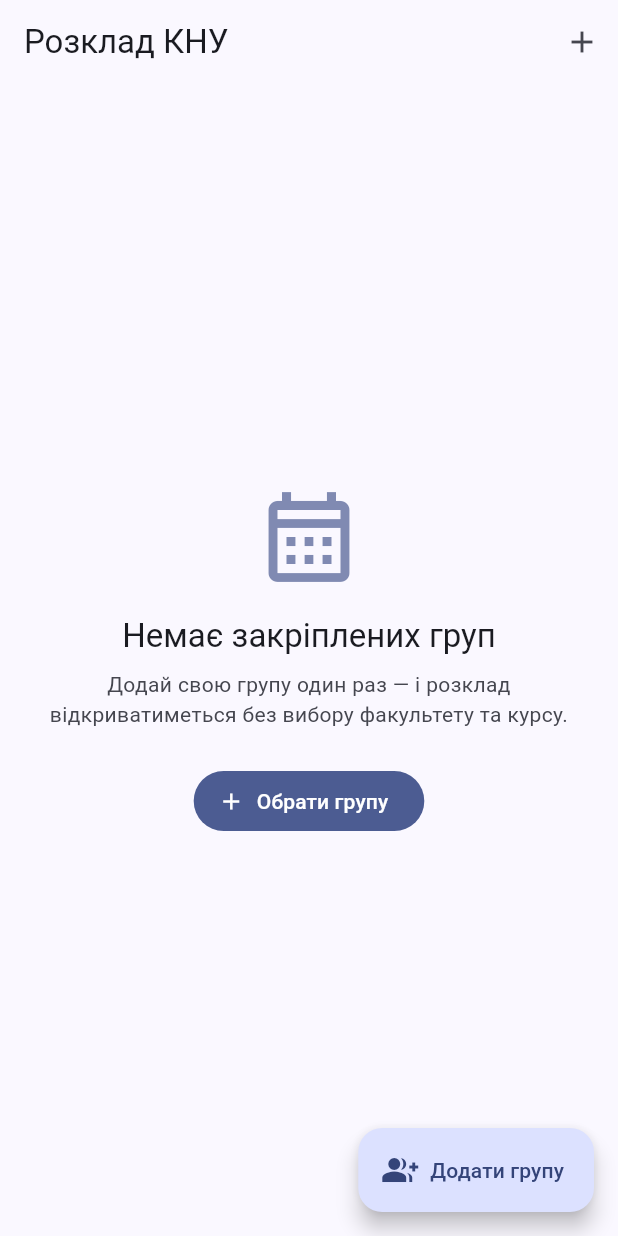
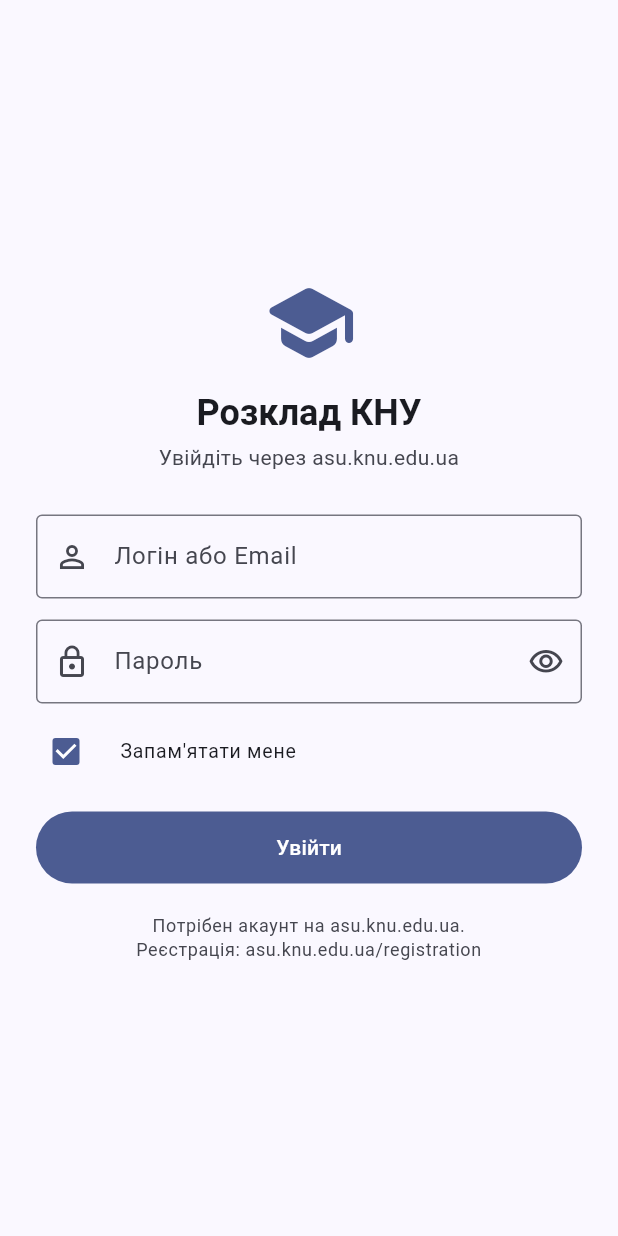
Before and after one commit to sasungeee/knu_schedule, a Flutter app: the screen it shows after launch, on a phone screen of 412 x 824 dp. Run offline on Flutter 3.47's test engine with Material 3 defaults, Android fonts, the phone set to English and light mode, and no system bars; our stand-ins replace shared_preferences.

Commit message:
Add files via upload

```diff
--- /dev/null
+++ b/lib/screens/login_screen.dart
@@ -0,0 +1,239 @@
+import 'package:flutter/material.dart';
+
+import '../services/knu_api.dart';
+import '../services/storage.dart';
+
+class LoginScreen extends StatefulWidget {
+  final KnuApi api;
+  final AppStorage storage;
+  final VoidCallback onSuccess;
+
+  const LoginScreen({
+    super.key,
+    required this.api,
+    required this.storage,
+    required this.onSuccess,
+  });
+
+  @override
+  State<LoginScreen> createState() => _LoginScreenState();
+}
+
+class _LoginScreenState extends State<LoginScreen> {
+  final _userCtrl = TextEditingController();
+  final _passCtrl = TextEditingController();
+  final _formKey = GlobalKey<FormState>();
+
+  bool _obscure = true;
+  bool _remember = true;
+  bool _loading = false;
+  String? _error;
+
+  @override
+  void initState() {
+    super.initState();
+    _prefill();
+  }
+
+  Future<void> _prefill() async {
+    final creds = await widget.storage.loadCredentials();
+    if (creds != null && mounted) {
+      setState(() {
+        _userCtrl.text = creds.username;
+        _passCtrl.text = creds.password;
+        _remember = true;
+      });
+    }
+  }
+
+  @override
+  void dispose() {
+    _userCtrl.dispose();
+    _passCtrl.dispose();
+    super.dispose();
+  }
+
+  Future<void> _submit() async {
+    if (!_formKey.currentState!.validate()) return;
+    setState(() {
+      _loading = true;
+      _error = null;
+    });
+    try {
+      await widget.api.login(_userCtrl.text, _passCtrl.text);
+      await widget.storage.saveCredentials(
+        username: _userCtrl.text,
+        password: _passCtrl.text,
+        remember: _remember,
+      );
+      if (!mounted) return;
+      widget.onSuccess();
+    } on KnuApiException catch (e) {
+      if (!mounted) return;
+      setState(() {
+        _error = e.message;
+        _loading = false;
+      });
+    } catch (e) {
+      if (!mounted) return;
+      setState(() {
+        _error = 'Помилка мережі: $e';
+        _loading = false;
+      });
+    }
+  }
+
+  @override
+  Widget build(BuildContext context) {
+    final theme = Theme.of(context);
+    return Scaffold(
+      body: SafeArea(
+        child: Center(
+          child: SingleChildScrollView(
+            padding: const EdgeInsets.symmetric(horizontal: 24, vertical: 16),
+            child: ConstrainedBox(
+              constraints: const BoxConstraints(maxWidth: 400),
+              child: Form(
+                key: _formKey,
+                child: Column(
+                  mainAxisSize: MainAxisSize.min,
+                  crossAxisAlignment: CrossAxisAlignment.stretch,
+                  children: [
+                    Icon(
+                      Icons.school_rounded,
+                      size: 64,
+                      color: theme.colorScheme.primary,
+                    ),
+                    const SizedBox(height: 12),
+                    Text(
+                      'Розклад КНУ',
+                      textAlign: TextAlign.center,
+                      style: theme.textTheme.headlineSmall?.copyWith(
+                        fontWeight: FontWeight.w700,
+                      ),
+                    ),
+                    const SizedBox(height: 4),
+                    Text(
+                      'Увійдіть через asu.knu.edu.ua',
+                      textAlign: TextAlign.center,
+                      style: theme.textTheme.bodyMedium?.copyWith(
+                        color: theme.colorScheme.onSurfaceVariant,
+                      ),
+                    ),
+                    const SizedBox(height: 28),
+                    if (_error != null) ...[
+                      Card(
+                        color: theme.colorScheme.errorContainer,
+                        child: Padding(
+                          padding: const EdgeInsets.all(12),
+                          child: Row(
+                            children: [
+                              Icon(
+                                Icons.error_outline,
+                                color: theme.colorScheme.onErrorContainer,
+                              ),
+                              const SizedBox(width: 10),
+                              Expanded(
+                                child: Text(
+                                  _error!,
+                                  style: TextStyle(
+                                    color: theme.colorScheme.onErrorContainer,
+                                  ),
+                                ),
+                              ),
+                            ],
+                          ),
+                        ),
+                      ),
+                      const SizedBox(height: 16),
+                    ],
+                    TextFormField(
+                      controller: _userCtrl,
+                      enabled: !_loading,
+                      textInputAction: TextInputAction.next,
+                      autofillHints: const [AutofillHints.username],
+                      decoration: const InputDecoration(
+                        labelText: 'Логін або Email',
+                        border: OutlineInputBorder(),
+                        prefixIcon: Icon(Icons.person_outline),
+                      ),
+                      validator: (v) {
+                        if (v == null || v.trim().isEmpty) {
+                          return 'Введіть логін';
+                        }
+                        return null;
+                      },
+                    ),
+                    const SizedBox(height: 14),
+                    TextFormField(
+                      controller: _passCtrl,
+                      enabled: !_loading,
+                      obscureText: _obscure,
+                      textInputAction: TextInputAction.done,
+                      onFieldSubmitted: (_) => _submit(),
+                      autofillHints: const [AutofillHints.password],
+                      decoration: InputDecoration(
+                        labelText: 'Пароль',
+                        border: const OutlineInputBorder(),
+                        prefixIcon: const Icon(Icons.lock_outline),
+                        suffixIcon: IconButton(
+                          icon: Icon(
+                            _obscure
+                                ? Icons.visibility_outlined
+                                : Icons.visibility_off_outlined,
+                          ),
+                          onPressed: () =>
+                              setState(() => _obscure = !_obscure),
+                        ),
+                      ),
+                      validator: (v) {
+                        if (v == null || v.isEmpty) {
+                          return 'Введіть пароль';
+                        }
+                        return null;
+                      },
+                    ),
+                    const SizedBox(height: 8),
+                    CheckboxListTile(
+                      value: _remember,
+                      onChanged: _loading
+                          ? null
+                          : (v) => setState(() => _remember = v ?? true),
+                      title: const Text("Запам'ятати мене"),
+                      controlAffinity: ListTileControlAffinity.leading,
+                      contentPadding: EdgeInsets.zero,
+                      dense: true,
+                    ),
+                    const SizedBox(height: 16),
+                    FilledButton(
+                      onPressed: _loading ? null : _submit,
+                      style: FilledButton.styleFrom(
+                        minimumSize: const Size.fromHeight(48),
+                      ),
+                      child: _loading
+                          ? const SizedBox(
+                              width: 22,
+                              height: 22,
+                              child: CircularProgressIndicator(strokeWidth: 2),
+                            )
+                          : const Text('Увійти'),
+                    ),
+                    const SizedBox(height: 20),
+                    Text(
+                      'Потрібен акаунт на asu.knu.edu.ua.\n'
+                      'Реєстрація: asu.knu.edu.ua/registration',
+                      textAlign: TextAlign.center,
+                      style: theme.textTheme.bodySmall?.copyWith(
+                        color: theme.colorScheme.onSurfaceVariant,
+                      ),
+                    ),
+                  ],
+                ),
+              ),
+            ),
+          ),
+        ),
+      ),
+    );
+  }
+}
```
Also changed, not shown: lib/screens/home_screen.dart (+125 -3 lines), lib/services/knu_api.dart (+196 -47 lines), lib/services/storage.dart (+42 -0 lines).
